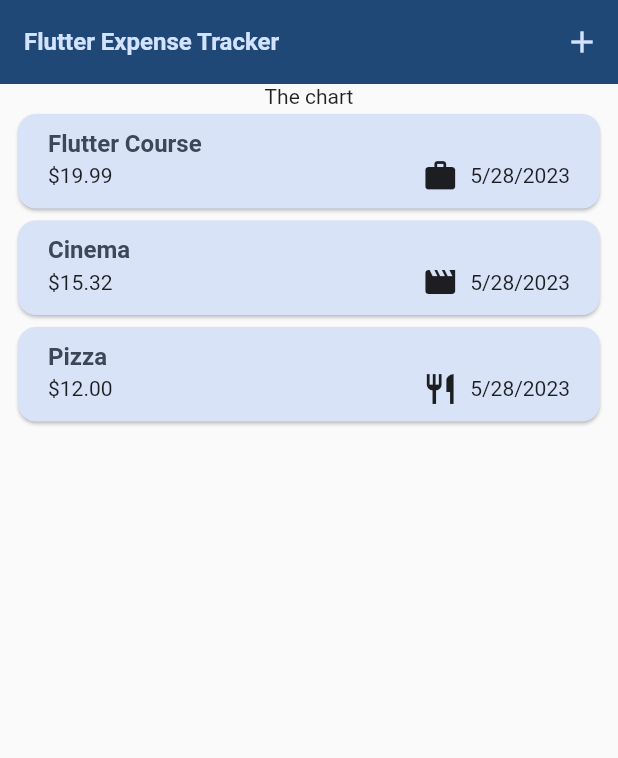
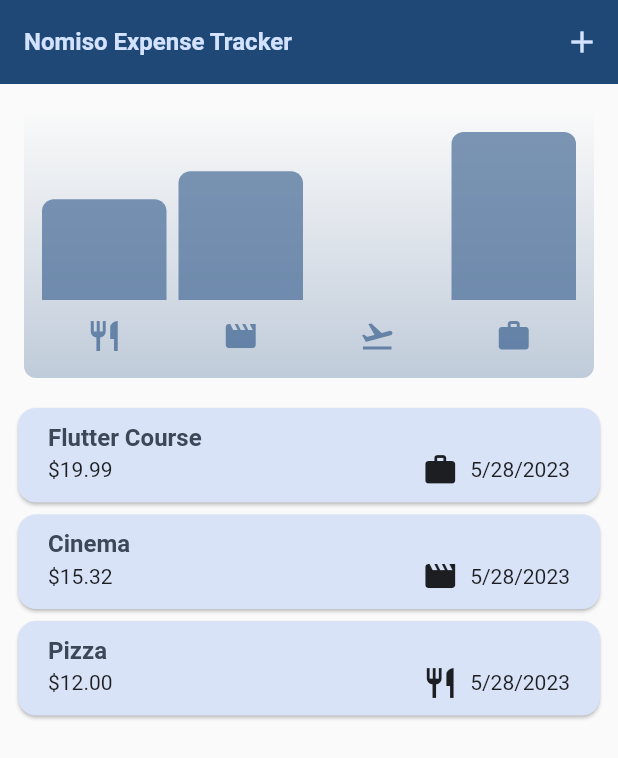
Before and after one commit to ndizihiwesimon/expense_tracker, a Flutter app: the screen it shows after launch, on a phone screen of 412 x 824 dp. Shown: the top 758 px of the screen. Run offline on Flutter 3.47's test engine with Material 2 defaults, Android fonts, the phone set to English and light mode, and no system bars.

Commit message:
Done with the app

```diff
--- a/lib/widgets/expenses.dart
+++ b/lib/widgets/expenses.dart
@@ -1,3 +1,4 @@
+import 'package:expense_tracker/widgets/chart.dart';
 import 'package:expense_tracker/widgets/expenses_list.dart';
 import 'package:expense_tracker/models/expense.dart';
 import 'package:expense_tracker/widgets/new_expense.dart';
@@ -78,7 +79,7 @@ class _ExpensesState extends State<Expenses> {
     }
     return Scaffold(
       appBar: AppBar(
-        title: const Text('Flutter Expense Tracker'),
+        title: const Text('Nomiso Expense Tracker'),
         actions: [
           IconButton(
             onPressed: _openAddExpenseOverlay,
@@ -88,7 +89,7 @@ class _ExpensesState extends State<Expenses> {
       ),
       body: Column(
         children: [
-          const Text("The chart"),
+          Chart(expenses: _registeredExpenses),
           Expanded(child: mainContent),
         ],
       ),
```
